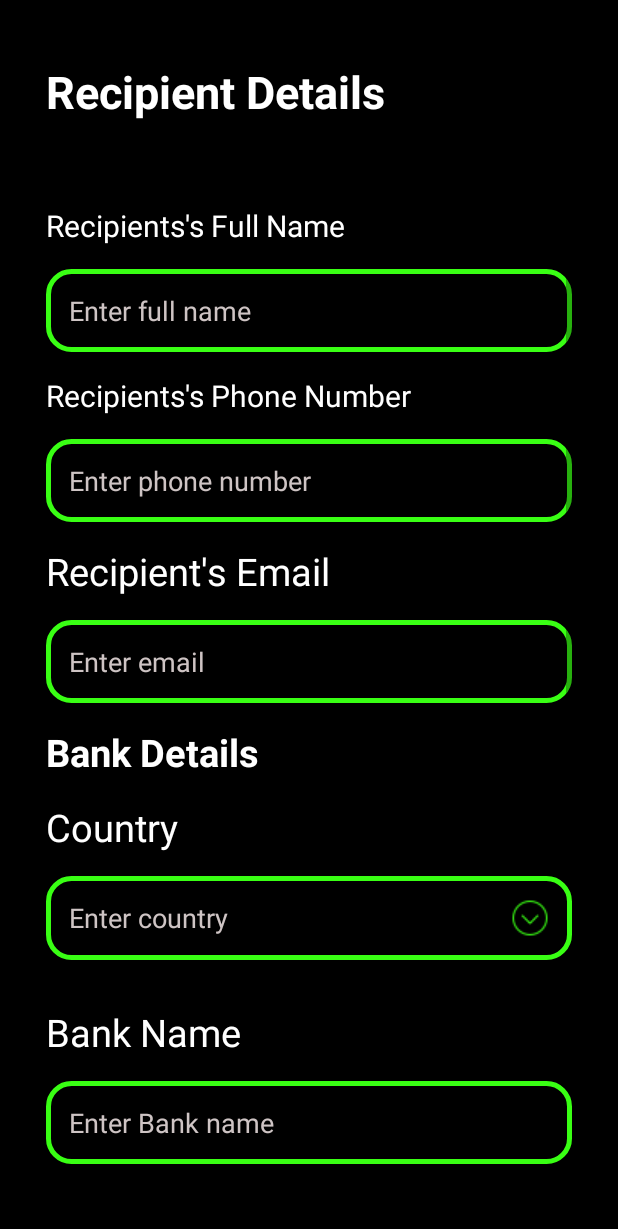
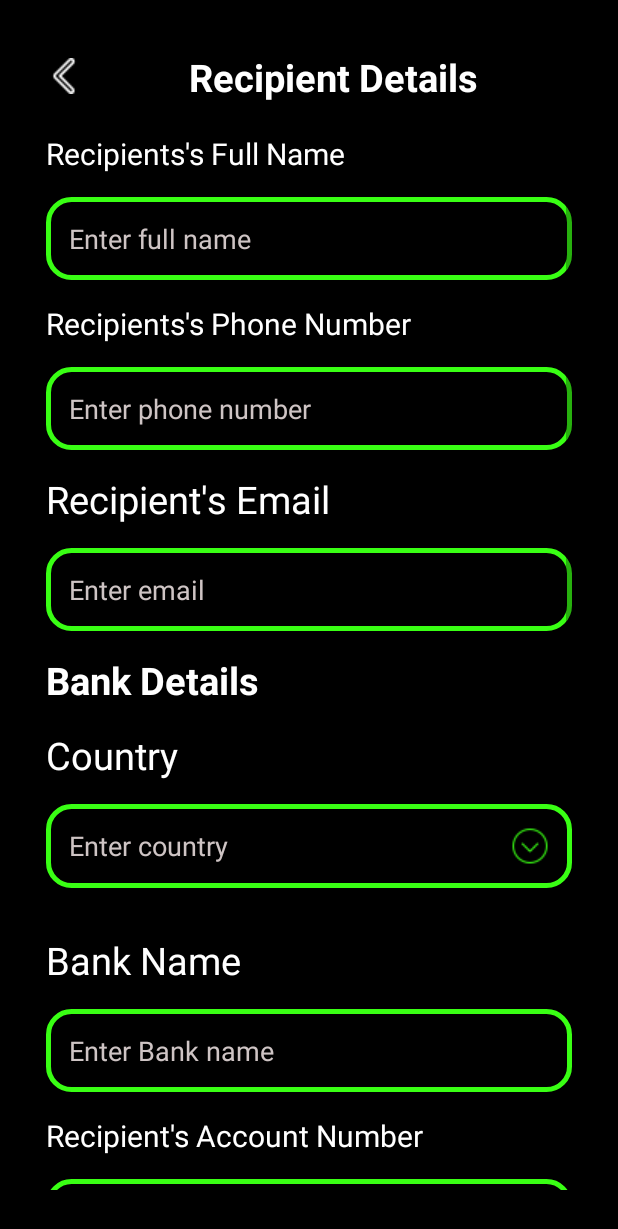
Before and after one commit to Shahroz5373/Safe-Sender, an Android app: the recipient screen opened directly, with no data from a screen before it, on a phone screen of 412 x 824 dp. Shown: the top 1229 px of the screen. Run offline under Robolectric (Android 15) with nearby library versions, the phone set to English and light mode, and no system bars.

Commit message:
"Commit Change"

```diff
--- a/app/src/main/java/com/example/projectmad/recieve.java
+++ b/app/src/main/java/com/example/projectmad/recieve.java
@@ -31,6 +31,7 @@
             public void onClick(View v) {
                 Intent intent=new Intent(recieve.this,MainActivity.class);
                 startActivity(intent);
+                finish();
             }
         });
         getSupportActionBar().hide();
--- a/app/src/main/java/com/example/projectmad/recipient.java
+++ b/app/src/main/java/com/example/projectmad/recipient.java
@@ -1,6 +1,9 @@
 package com.example.projectmad;
 
+import android.content.Intent;
 import android.os.Bundle;
+import android.view.View;
+import android.widget.ImageView;
 
 import androidx.activity.EdgeToEdge;
 import androidx.appcompat.app.AppCompatActivity;
@@ -20,7 +23,15 @@
             v.setPadding(systemBars.left, systemBars.top, systemBars.right, systemBars.bottom);
             return insets;
         });
-
+        ImageView back = findViewById(R.id.back);
+        back.setOnClickListener(new View.OnClickListener() {
+            @Override
+            public void onClick(View v) {
+                Intent intent=new Intent(recipient.this,send.class);
+                startActivity(intent);
+                finish();
+            }
+        });
         getSupportActionBar().hide();
 
     }
--- a/app/src/main/java/com/example/projectmad/send.java
+++ b/app/src/main/java/com/example/projectmad/send.java
@@ -49,6 +49,7 @@
             public void onClick(View v) {
                 Intent intent=new Intent(send.this,MainActivity.class);
                 startActivity(intent);
+                finish();
             }
         });
         getSupportActionBar().hide();
--- a/app/src/main/res/layout/activity_recieve.xml
+++ b/app/src/main/res/layout/activity_recieve.xml
@@ -38,7 +38,7 @@
                 android:textStyle="bold"
                 android:layout_marginTop="15dp"
 
-                android:textColor="@color/white"></TextView>
+                android:textColor="@color/white"/>
 
 
         </RelativeLayout>
@@ -53,7 +53,7 @@
             android:layout_height="wrap_content"
             android:layout_marginTop="5dp"
             android:layout_below="@id/linear"
-            >
+            tools:ignore="NotSibling">
             <ImageView
                 android:layout_width="match_parent"
                 android:layout_height="wrap_content"
--- a/app/src/main/res/layout/activity_recipient.xml
+++ b/app/src/main/res/layout/activity_recipient.xml
@@ -16,33 +16,32 @@
         android:background="@color/black"
         android:layout_margin="15dp"
         >
-
+        <ImageView
+            android:id="@+id/back"
+            android:layout_width="wrap_content"
+            android:layout_height="wrap_content"
+            android:src="@drawable/back"
+            android:layout_marginEnd="8dp"
+            android:layout_marginTop="8dp"/>
         <TextView
-            android:id="@+id/recipient"
+            android:id="@+id/text"
             android:layout_width="match_parent"
             android:layout_height="wrap_content"
+            android:layout_toEndOf="@+id/back"
             android:text="Recipient Details"
+            android:textSize="25sp"
+            android:textStyle="bold"
             android:textColor="@color/white"
-            android:textSize="30sp"
-            android:textStyle="bold"
-            android:layout_marginBottom="15dp"
-            android:layout_marginTop="10dp"
-            />
+            android:layout_alignParentTop="true"
+            android:gravity="center"
+            android:layout_marginTop="3dp"
+            android:layout_marginBottom="20dp"/>
 
-        <TextView
-            android:id="@+id/txt1"
-            android:layout_width="match_parent"
-            android:layout_height="wrap_content"
-            android:layout_below="@+id/recipient"
-            android:text=""
-            android:textColor="@color/white"
-            android:textSize="18sp"
-            android:layout_marginBottom="15dp"
-            />
+
         <ScrollView
             android:layout_width="wrap_content"
             android:layout_height="wrap_content"
-            android:layout_below="@+id/txt1"
+            android:layout_below="@+id/text"
             >
             <RelativeLayout
                 android:layout_width="wrap_content"
--- a/app/src/main/res/layout/fragment_card_payment.xml
+++ b/app/src/main/res/layout/fragment_card_payment.xml
@@ -25,7 +25,7 @@
             android:layout_below="@id/text1"
             android:layout_width="match_parent"
             android:layout_height="2dp"
-            android:background="@color/Violet"
+            android:background="@color/NeonGreen"
             android:layout_marginBottom="15dp"
             />
 
@@ -137,8 +137,8 @@
             android:textStyle="bold"
             android:textSize="18sp"
             android:padding="15dp"
-            android:textColor="@color/white"
-            android:backgroundTint="@color/Violet"
+            android:textColor="@color/black"
+            android:backgroundTint="@color/NeonGreen"
             />
 
 
--- a/app/src/main/res/layout/fragment_notifications.xml
+++ b/app/src/main/res/layout/fragment_notifications.xml
@@ -44,7 +44,9 @@
         <ScrollView
             android:layout_below="@+id/back"
             android:layout_width="match_parent"
-            android:layout_height="wrap_content">
+            android:layout_height="wrap_content"
+            android:scrollbarSize="3dp"
+            android:scrollbarThumbVertical="@color/NeonGreen">
             <RelativeLayout
                 android:layout_width="match_parent"
                 android:layout_height="wrap_content"
```
Also changed, not shown: app/src/main/res/layout/activity_account_settings.xml (+5 -4 lines), app/src/main/res/layout/activity_biometric_security.xml (+4 -3 lines), app/src/main/res/layout/activity_language_region.xml (+6 -4 lines), app/src/main/res/layout/activity_log_in.xml (+4 -3 lines), app/src/main/res/layout/activity_password_management.xml (+4 -3 lines), app/src/main/res/layout/fragment_bank_payment.xml (+6 -4 lines), app/src/main/res/layout/fragment_google_pay.xml (+16 -8 lines), app/src/main/res/drawable/copy.png, app/src/main/res/drawable/limit.png, app/src/main/res/drawable/logo.png (deleted), app/src/main/res/drawable/reigon.png (deleted).
